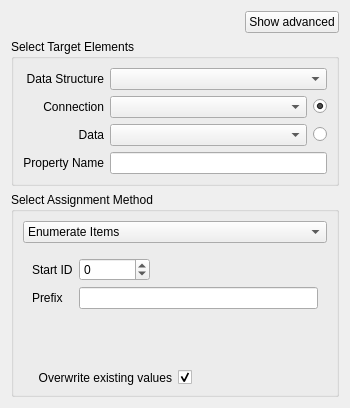
Qt form VisualEditor/Tools/AssignValues/AssignValuesWidget.ui (KDE/rocs) before a commit.
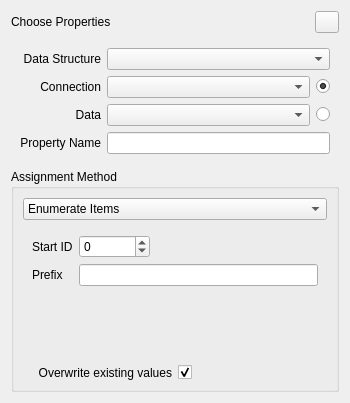
The same form after that commit. Custom widgets are drawn as their Qt base class.

Commit message: Cleanup assign value UI.

```diff
--- a/VisualEditor/Tools/AssignValues/AssignValuesWidget.ui
+++ b/VisualEditor/Tools/AssignValues/AssignValuesWidget.ui
@@ -34,6 +34,13 @@
   <layout class="QGridLayout" name="gridLayout_2">
    <item row="0" column="1">
     <layout class="QHBoxLayout" name="advancedLayout">
+     <item>
+      <widget class="QLabel" name="label_2">
+       <property name="text">
+        <string>Choose Properties</string>
+       </property>
+      </widget>
+     </item>
      <item alignment="Qt::AlignRight">
       <widget class="QPushButton" name="advancedButton">
        <property name="sizePolicy">
@@ -42,8 +49,17 @@
          <verstretch>0</verstretch>
         </sizepolicy>
        </property>
+       <property name="maximumSize">
+        <size>
+         <width>24</width>
+         <height>24</height>
+        </size>
+       </property>
+       <property name="toolTip">
+        <string>Show advanced options.</string>
+       </property>
        <property name="text">
-        <string>Show advanced</string>
+        <string/>
        </property>
        <property name="checkable">
         <bool>true</bool>
@@ -55,7 +71,7 @@
    <item row="7" column="1">
     <widget class="QGroupBox" name="groupBox">
      <property name="title">
-      <string>Select Assignment Method</string>
+      <string>Assignment Method</string>
      </property>
      <layout class="QGridLayout" name="gridLayout_5">
       <item row="1" column="0">
@@ -368,16 +384,13 @@
     </widget>
    </item>
    <item row="1" column="1">
-    <widget class="QGroupBox" name="groupTarget">
+    <widget class="QWidget" name="groupTarget" native="true">
      <property name="baseSize">
       <size>
        <width>0</width>
        <height>0</height>
       </size>
      </property>
-     <property name="title">
-      <string>Select Target Elements</string>
-     </property>
      <layout class="QGridLayout" name="gridLayout_7">
       <item row="2" column="0">
        <widget class="QLabel" name="labelData">
```
Left out of the diff: 18 changed lines with no effect on the pictures. The commit also changes 2 other files.
